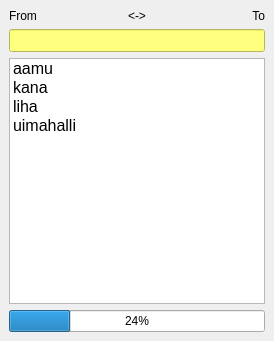
Qt form src/firumainwindow.ui (sergburn/firu.qt) before a commit.
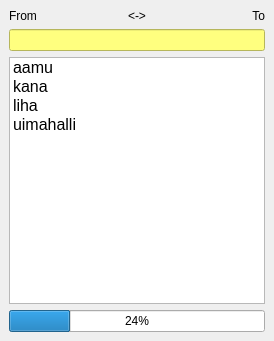
The same form after that commit.

```diff
--- a/src/firumainwindow.ui
+++ b/src/firumainwindow.ui
@@ -46,18 +46,9 @@
      </layout>
     </item>
     <item>
-     <widget class="QLineEdit" name="editInput" >
-      <property name="font" >
-       <font>
-        <family>MS Shell Dlg 2</family>
-        <pointsize>10</pointsize>
-        <weight>50</weight>
-        <italic>false</italic>
-        <bold>false</bold>
-       </font>
-      </property>
-      <property name="styleSheet" >
-       <string notr="true" >color: rgb(0, 0, 0);
+     <widget class="QLineEdit" name="editInput">
+      <property name="styleSheet">
+       <string notr="true">color: rgb(0, 0, 0);
 background-color: rgb(255, 255, 127);</string>
       </property>
      </widget>
```
Left out of the diff: 96 changed lines with no effect on the pictures.
